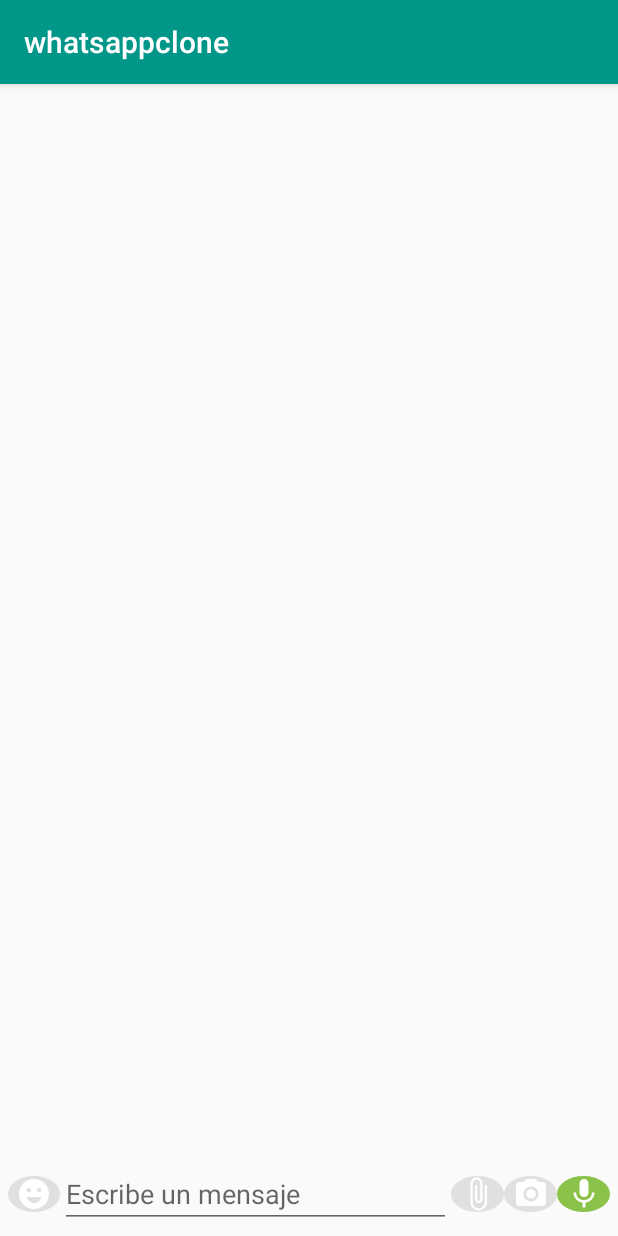
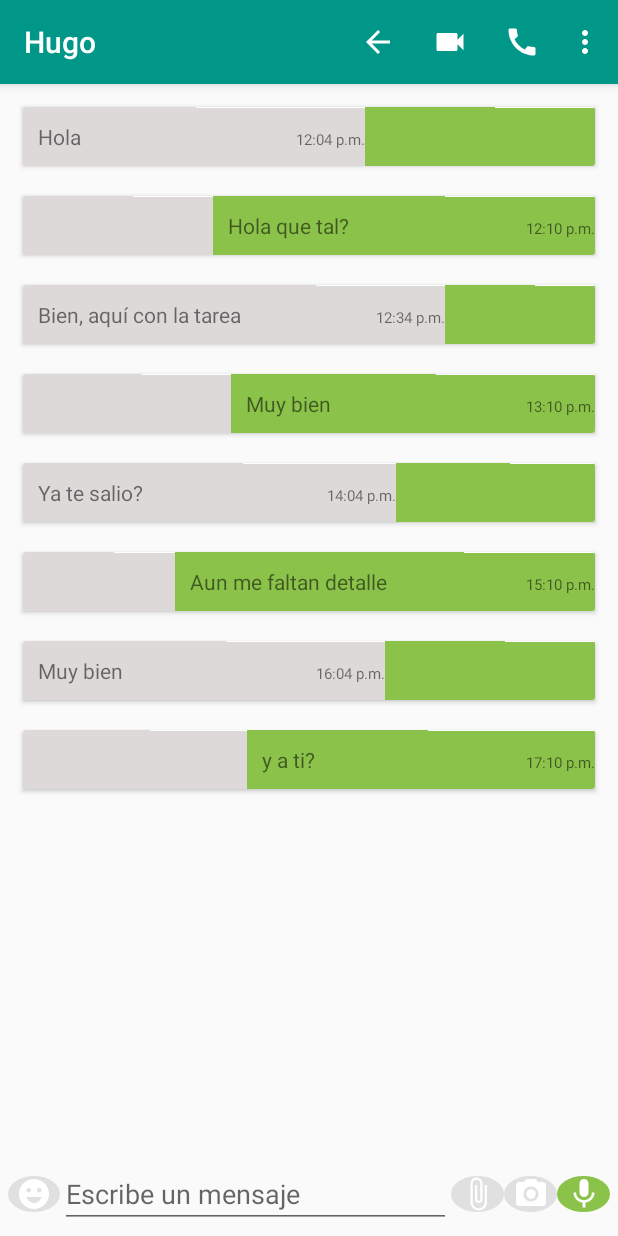
Before and after one commit to AlejandroGomezV/whatsapp-clone-android, an Android app: the detalle_conversacion screen opened directly, with no data from a screen before it, on a phone screen of 412 x 824 dp. Run offline under Robolectric (Android 15) with nearby library versions, the phone set to English and light mode, and no system bars.

Commit message:
Diseño pantalla chat
Diseño de la panatalla de detalle de conversacion

```diff
--- /dev/null
+++ b/whatsappclone/app/src/main/java/mx/edu/unid/whatsappclone/adapters/ChatRecyclerViewAdaptador.java
@@ -0,0 +1,55 @@
+package mx.edu.unid.whatsappclone.adapters;
+
+import android.view.LayoutInflater;
+import android.view.View;
+import android.view.ViewGroup;
+import android.widget.TextView;
+
+import androidx.annotation.NonNull;
+import androidx.recyclerview.widget.RecyclerView;
+
+import java.util.List;
+
+import mx.edu.unid.whatsappclone.R;
+import mx.edu.unid.whatsappclone.models.ChatModelo;
+
+public class ChatRecyclerViewAdaptador extends RecyclerView.Adapter<ChatRecyclerViewAdaptador.ViewHolder> {
+
+    public static class ViewHolder extends RecyclerView.ViewHolder{
+        private TextView mensajeR, horaR, mensajeE, horaE;
+
+        public ViewHolder(@NonNull View itemView) {
+            super(itemView);
+            mensajeR = itemView.findViewById(R.id.mensajecontacto);
+            horaR = itemView.findViewById(R.id.horacontacto);
+            mensajeE = itemView.findViewById(R.id.mensajeme);
+            horaE = itemView.findViewById(R.id.horame);
+        }
+    }
+
+    public List<ChatModelo> chatLista;
+
+    public ChatRecyclerViewAdaptador(List<ChatModelo> chatLista) {
+        this.chatLista = chatLista;
+    }
+
+    @Override
+    public ViewHolder onCreateViewHolder(ViewGroup parent, int viewType) {
+        View view = LayoutInflater.from(parent.getContext()).inflate(R.layout.item_chat,parent,false);
+        ViewHolder viewHolder = new ViewHolder(view);
+        return viewHolder;
+    }
+
+    @Override
+    public void onBindViewHolder(@NonNull ViewHolder holder, int position) {
+        holder.mensajeR.setText(chatLista.get(position).getMensajeR());
+        holder.horaR.setText(chatLista.get(position).getHoraR());
+        holder.mensajeE.setText(chatLista.get(position).getMensajeE());
+        holder.horaE.setText(chatLista.get(position).getHoraE());
+    }
+
+    @Override
+    public int getItemCount() {
+        return chatLista.size();
+    }
+}
--- a/whatsappclone/app/src/main/java/mx/edu/unid/whatsappclone/controlador/Chats.java
+++ b/whatsappclone/app/src/main/java/mx/edu/unid/whatsappclone/controlador/Chats.java
@@ -94,7 +94,7 @@ public class Chats extends Fragment {
         mAdapter.setOnClickListener(new View.OnClickListener() {
             @Override
             public void onClick(View v) {
-                Toast.makeText(getContext(), "Clic "+ mAdapter.getItem(0).getMessage(),Toast.LENGTH_SHORT).show();
+                //Toast.makeText(getContext(), "Clic "+ mAdapter.getItem(0).getMessage(),Toast.LENGTH_SHORT).show();
                 /*Codigo evento clic*/
                 abrirPantallaConversacion(v);
             }
--- a/whatsappclone/app/src/main/java/mx/edu/unid/whatsappclone/detalle_conversacion.java
+++ b/whatsappclone/app/src/main/java/mx/edu/unid/whatsappclone/detalle_conversacion.java
@@ -1,14 +1,54 @@
 package mx.edu.unid.whatsappclone;
 
 import androidx.appcompat.app.AppCompatActivity;
+import androidx.recyclerview.widget.LinearLayoutManager;
+import androidx.recyclerview.widget.RecyclerView;
 
 import android.os.Bundle;
+import android.view.Menu;
+
+import java.util.ArrayList;
+import java.util.List;
+
+import mx.edu.unid.whatsappclone.adapters.ChatRecyclerViewAdaptador;
+import mx.edu.unid.whatsappclone.models.ChatModelo;
 
 public class detalle_conversacion extends AppCompatActivity {
+
+    private RecyclerView recyclerViewChat;
+    private ChatRecyclerViewAdaptador adaptadorChat;
 
     @Override
     protected void onCreate(Bundle savedInstanceState) {
         super.onCreate(savedInstanceState);
         setContentView(R.layout.activity_detalle_conversacion);
+
+        recyclerViewChat=findViewById(R.id.recyclerChat);
+        recyclerViewChat.setLayoutManager(new LinearLayoutManager(this));
+
+        adaptadorChat= new ChatRecyclerViewAdaptador(obtenerChats());
+        recyclerViewChat.setAdapter(adaptadorChat);
+
+        this.setTitle("Hugo");
+    }
+
+    public List<ChatModelo> obtenerChats(){
+        List<ChatModelo> chat =new ArrayList<>();
+        chat.add(new ChatModelo("Hola","12:04 p.m.","",""));
+        chat.add(new ChatModelo("","","Hola que tal?","12:10 p.m."));
+        chat.add(new ChatModelo("Bien, aquí con la tarea","12:34 p.m.","",""));
+        chat.add(new ChatModelo("","","Muy bien","13:10 p.m."));
+        chat.add(new ChatModelo("Ya te salio?","14:04 p.m.","",""));
+        chat.add(new ChatModelo("","","Aun me faltan detalle","15:10 p.m."));
+        chat.add(new ChatModelo("Muy bien","16:04 p.m.","",""));
+        chat.add(new ChatModelo("","","y a ti?","17:10 p.m."));
+
+        return chat;
+    }
+
+    //Metodo para mostrar el menu
+    public boolean onCreateOptionsMenu(Menu menu){
+        getMenuInflater().inflate(R.menu.menuchat, menu);
+        return true;
     }
 }
--- /dev/null
+++ b/whatsappclone/app/src/main/java/mx/edu/unid/whatsappclone/models/ChatModelo.java
@@ -0,0 +1,47 @@
+package mx.edu.unid.whatsappclone.models;
+
+public class ChatModelo {
+    String mensajeR, horaR, mensajeE, horaE;
+
+    public ChatModelo() {
+    }
+
+    public ChatModelo(String mensajeR, String horaR, String mensajeE, String horaE) {
+        this.mensajeR = mensajeR;
+        this.horaR = horaR;
+        this.mensajeE = mensajeE;
+        this.horaE = horaE;
+    }
+
+    public String getMensajeR() {
+        return mensajeR;
+    }
+
+    public void setMensajeR(String mensajeR) {
+        this.mensajeR = mensajeR;
+    }
+
+    public String getHoraR() {
+        return horaR;
+    }
+
+    public void setHoraR(String horaR) {
+        this.horaR = horaR;
+    }
+
+    public String getMensajeE() {
+        return mensajeE;
+    }
+
+    public void setMensajeE(String mensajeE) {
+        this.mensajeE = mensajeE;
+    }
+
+    public String getHoraE() {
+        return horaE;
+    }
+
+    public void setHoraE(String horaE) {
+        this.horaE = horaE;
+    }
+}
--- a/whatsappclone/app/src/main/res/layout/activity_detalle_conversacion.xml
+++ b/whatsappclone/app/src/main/res/layout/activity_detalle_conversacion.xml
@@ -9,9 +9,10 @@
     android:orientation="vertical">
 
     <androidx.recyclerview.widget.RecyclerView
+        android:id="@+id/recyclerChat"
         android:layout_width="match_parent"
         android:layout_height="wrap_content"
-        android:layout_weight="1"/>
+        android:layout_weight="1" />
     <LinearLayout
         android:layout_width="match_parent"
         android:layout_height="wrap_content"
--- /dev/null
+++ b/whatsappclone/app/src/main/res/layout/item_chat.xml
@@ -0,0 +1,70 @@
+<?xml version="1.0" encoding="utf-8"?>
+<LinearLayout xmlns:android="http://schemas.android.com/apk/res/android"
+    android:layout_width="match_parent"
+    android:layout_height="wrap_content">
+
+    <androidx.cardview.widget.CardView
+        android:layout_width="match_parent"
+        android:layout_height="match_parent"
+        android:layout_marginLeft="10dp"
+        android:layout_marginTop="10dp"
+        android:layout_marginRight="10dp"
+        android:layout_marginBottom="10dp">
+
+        <LinearLayout
+            android:layout_width="match_parent"
+            android:layout_height="match_parent"
+            android:orientation="horizontal">
+
+            <TextView
+                android:id="@+id/mensajecontacto"
+                android:layout_width="wrap_content"
+                android:layout_height="wrap_content"
+                android:layout_weight="1"
+                android:background="#DDD9D9"
+                android:paddingLeft="10dp"
+                android:paddingTop="10dp"
+                android:paddingRight="10dp"
+                android:paddingBottom="10dp"
+                android:text="TextView"
+                android:textSize="14sp" />
+
+            <TextView
+                android:id="@+id/horacontacto"
+                android:layout_width="wrap_content"
+                android:layout_height="wrap_content"
+                android:layout_weight="1"
+                android:background="#DDD9D9"
+                android:paddingTop="14dp"
+                android:paddingBottom="11dp"
+                android:text="TextView"
+                android:textSize="10sp"
+                android:textAlignment="textEnd"/>
+
+            <TextView
+                android:id="@+id/mensajeme"
+                android:layout_width="wrap_content"
+                android:layout_height="wrap_content"
+                android:layout_weight="1"
+                android:background="#8BC34A"
+                android:paddingLeft="10dp"
+                android:paddingTop="10dp"
+                android:paddingRight="10dp"
+                android:paddingBottom="10dp"
+                android:text="TextView"
+                android:textSize="14sp" />
+
+            <TextView
+                android:id="@+id/horame"
+                android:layout_width="wrap_content"
+                android:layout_height="wrap_content"
+                android:layout_weight="1"
+                android:background="#8BC34A"
+                android:paddingTop="14dp"
+                android:paddingBottom="11dp"
+                android:text="TextView"
+                android:textSize="10sp"
+                android:textAlignment="textEnd"/>
+        </LinearLayout>
+    </androidx.cardview.widget.CardView>
+</LinearLayout>
--- /dev/null
+++ b/whatsappclone/app/src/main/res/menu/menuchat.xml
@@ -0,0 +1,32 @@
+<?xml version="1.0" encoding="utf-8"?>
+<menu xmlns:app="http://schemas.android.com/apk/res-auto"
+    xmlns:android="http://schemas.android.com/apk/res/android">
+
+    <item
+        android:id="@+id/back"
+        android:icon="@drawable/icono_back"
+        android:title="Item"
+        app:showAsAction="always" />
+    <item
+        android:icon="@drawable/icono_videocamera"
+        android:title="Item"
+        app:showAsAction="always" />
+    <item
+        android:icon="@drawable/icono_call"
+        android:title="Item"
+        app:showAsAction="always" />
+    <item android:title="Ver contacto" />
+    <item android:title="Archivos, enlaces y docs" />
+    <item android:title="Buscar" />
+    <item android:title="Silenciar notificaciones" />
+    <item android:title="Fondo" />
+    <item android:title="Más" >
+        <menu >
+            <item android:title="Reportar" />
+            <item android:title="Bloquear" />
+            <item android:title="Vaciar chat" />
+            <item android:title="Exportar chat" />
+            <item android:title="Crear acceso directo" />
+        </menu>
+    </item>
+</menu>
```
